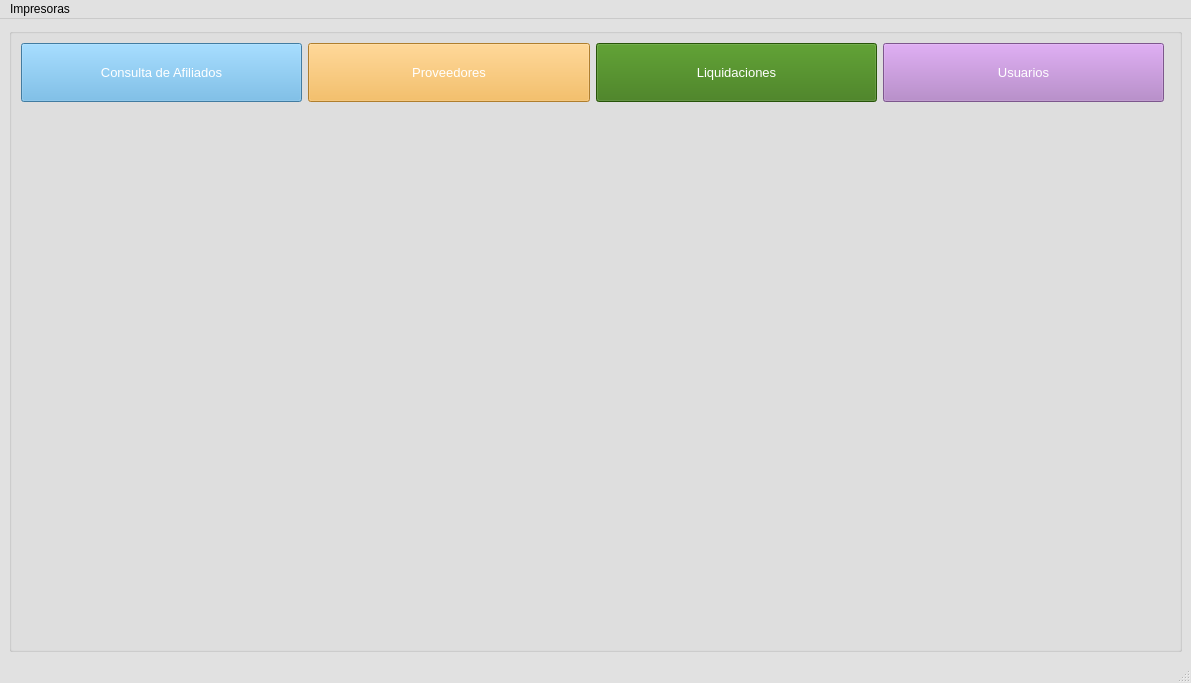
This is gui/menuPrincipal.ui in shae-ra/sindicato as Qt 5 draws it before an edit. The edited form follows.
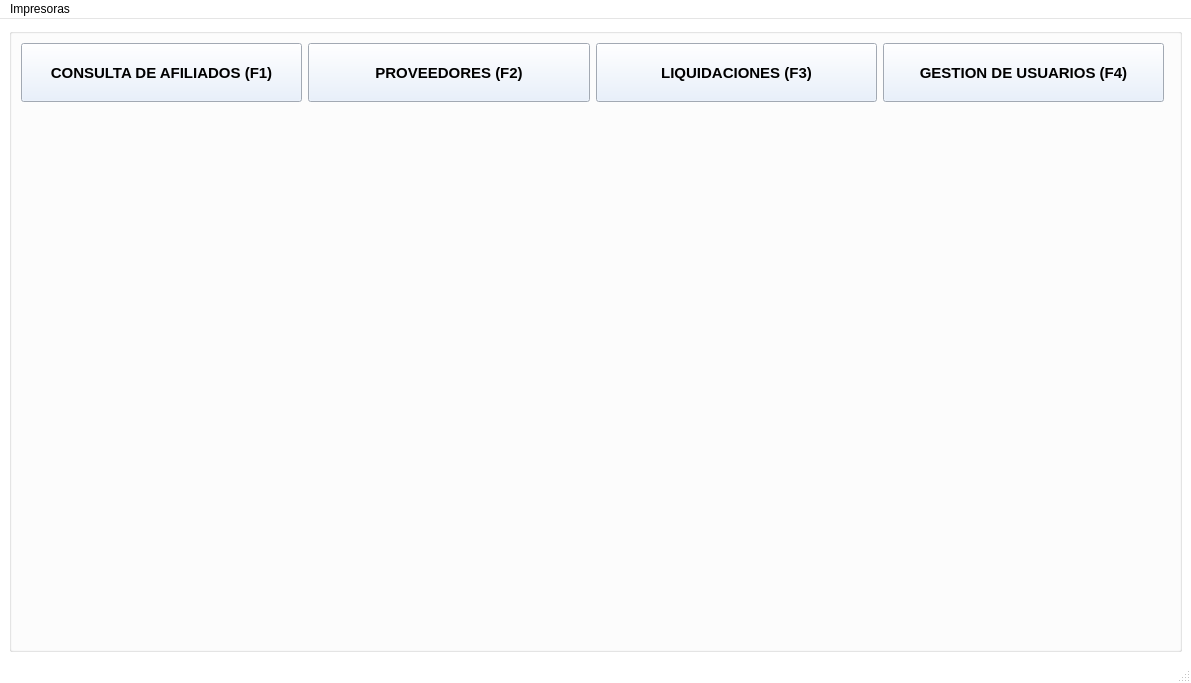
This is the edited form. Icons and pictures are not drawn.

Diff of the .ui file:
```diff
--- a/gui/menuPrincipal.ui
+++ b/gui/menuPrincipal.ui
@@ -25,9 +25,9 @@
      <colorrole role="Button">
       <brush brushstyle="SolidPattern">
        <color alpha="255">
-        <red>225</red>
-        <green>225</green>
-        <blue>225</blue>
+        <red>255</red>
+        <green>255</green>
+        <blue>255</blue>
        </color>
       </brush>
      </colorrole>
@@ -43,27 +43,27 @@
      <colorrole role="Midlight">
       <brush brushstyle="SolidPattern">
        <color alpha="255">
-        <red>240</red>
-        <green>240</green>
-        <blue>240</blue>
+        <red>255</red>
+        <green>255</green>
+        <blue>255</blue>
        </color>
       </brush>
      </colorrole>
      <colorrole role="Dark">
       <brush brushstyle="SolidPattern">
        <color alpha="255">
-        <red>112</red>
-        <green>112</green>
-        <blue>112</blue>
+        <red>127</red>
+        <green>127</green>
+        <blue>127</blue>
        </color>
       </brush>
      </colorrole>
      <colorrole role="Mid">
       <brush brushstyle="SolidPattern">
        <color alpha="255">
-        <red>150</red>
-        <green>150</green>
-        <blue>150</blue>
+        <red>170</red>
+        <green>170</green>
+        <blue>170</blue>
        </color>
       </brush>
      </colorrole>
@@ -106,9 +106,9 @@
      <colorrole role="Window">
       <brush brushstyle="SolidPattern">
        <color alpha="255">
-        <red>225</red>
-        <green>225</green>
-        <blue>225</blue>
+        <red>255</red>
+        <green>255</green>
+        <blue>255</blue>
        </color>
       </brush>
      </colorrole>
@@ -124,9 +124,9 @@
      <colorrole role="AlternateBase">
       <brush brushstyle="SolidPattern">
        <color alpha="255">
-        <red>240</red>
-        <green>240</green>
-        <blue>240</blue>
+        <red>255</red>
+        <green>255</green>
+        <blue>255</blue>
        </color>
       </brush>
      </colorrole>
@@ -162,9 +162,9 @@
      <colorrole role="Button">
       <brush brushstyle="SolidPattern">
        <color alpha="255">
-        <red>225</red>
-        <green>225</green>
-        <blue>225</blue>
+        <red>255</red>
+        <green>255</green>
+        <blue>255</blue>
        </color>
       </brush>
      </colorrole>
@@ -180,27 +180,27 @@
      <colorrole role="Midlight">
       <brush brushstyle="SolidPattern">
        <color alpha="255">
-        <red>240</red>
-        <green>240</green>
-        <blue>240</blue>
+        <red>255</red>
+        <green>255</green>
+        <blue>255</blue>
        </color>
       </brush>
      </colorrole>
      <colorrole role="Dark">
       <brush brushstyle="SolidPattern">
        <color alpha="255">
-        <red>112</red>
-        <green>112</green>
-        <blue>112</blue>
+        <red>127</red>
+        <green>127</green>
+        <blue>127</blue>
        </color>
       </brush>
      </colorrole>
      <colorrole role="Mid">
       <brush brushstyle="SolidPattern">
        <color alpha="255">
-        <red>150</red>
-        <green>150</green>
-        <blue>150</blue>
+        <red>170</red>
+        <green>170</green>
+        <blue>170</blue>
        </color>
       </brush>
      </colorrole>
@@ -243,9 +243,9 @@
      <colorrole role="Window">
       <brush brushstyle="SolidPattern">
        <color alpha="255">
-        <red>225</red>
-        <green>225</green>
-        <blue>225</blue>
+        <red>255</red>
+        <green>255</green>
+        <blue>255</blue>
        </color>
       </brush>
      </colorrole>
@@ -261,9 +261,9 @@
      <colorrole role="AlternateBase">
       <brush brushstyle="SolidPattern">
        <color alpha="255">
-        <red>240</red>
-        <green>240</green>
-        <blue>240</blue>
+        <red>255</red>
+        <green>255</green>
+        <blue>255</blue>
        </color>
       </brush>
      </colorrole>
@@ -290,18 +290,18 @@
      <colorrole role="WindowText">
       <brush brushstyle="SolidPattern">
        <color alpha="255">
-        <red>112</red>
-        <green>112</green>
-        <blue>112</blue>
+        <red>127</red>
+        <green>127</green>
+        <blue>127</blue>
        </color>
       </brush>
      </colorrole>
      <colorrole role="Button">
       <brush brushstyle="SolidPattern">
        <color alpha="255">
-        <red>225</red>
-        <green>225</green>
-        <blue>225</blue>
+        <red>255</red>
+        <green>255</green>
+        <blue>255</blue>
        </color>
       </brush>
      </colorrole>
@@ -317,36 +317,36 @@
      <colorrole role="Midlight">
       <brush brushstyle="SolidPattern">
        <color alpha="255">
-        <red>240</red>
-        <green>240</green>
-        <blue>240</blue>
+        <red>255</red>
+        <green>255</green>
+        <blue>255</blue>
        </color>
       </brush>
      </colorrole>
      <colorrole role="Dark">
       <brush brushstyle="SolidPattern">
        <color alpha="255">
-        <red>112</red>
-        <green>112</green>
-        <blue>112</blue>
+        <red>127</red>
+        <green>127</green>
+        <blue>127</blue>
        </color>
       </brush>
      </colorrole>
      <colorrole role="Mid">
       <brush brushstyle="SolidPattern">
        <color alpha="255">
-        <red>150</red>
-        <green>150</green>
-        <blue>150</blue>
+        <red>170</red>
+        <green>170</green>
+        <blue>170</blue>
        </color>
       </brush>
      </colorrole>
      <colorrole role="Text">
       <brush brushstyle="SolidPattern">
        <color alpha="255">
-        <red>112</red>
-        <green>112</green>
-        <blue>112</blue>
+        <red>127</red>
+        <green>127</green>
+        <blue>127</blue>
        </color>
       </brush>
      </colorrole>
@@ -362,27 +362,27 @@
      <colorrole role="ButtonText">
       <brush brushstyle="SolidPattern">
        <color alpha="255">
-        <red>112</red>
-        <green>112</green>
-        <blue>112</blue>
+        <red>127</red>
+        <green>127</green>
+        <blue>127</blue>
        </color>
       </brush>
      </colorrole>
      <colorrole role="Base">
       <brush brushstyle="SolidPattern">
        <color alpha="255">
-        <red>225</red>
-        <green>225</green>
-        <blue>225</blue>
+        <red>255</red>
+        <green>255</green>
+        <blue>255</blue>
        </color>
       </brush>
      </colorrole>
      <colorrole role="Window">
       <brush brushstyle="SolidPattern">
        <color alpha="255">
-        <red>225</red>
-        <green>225</green>
-        <blue>225</blue>
+        <red>255</red>
+        <green>255</green>
+        <blue>255</blue>
        </color>
       </brush>
      </colorrole>
@@ -398,9 +398,9 @@
      <colorrole role="AlternateBase">
       <brush brushstyle="SolidPattern">
        <color alpha="255">
-        <red>225</red>
-        <green>225</green>
-        <blue>225</blue>
+        <red>255</red>
+        <green>255</green>
+        <blue>255</blue>
        </color>
       </brush>
      </colorrole>
@@ -455,23 +455,20 @@
            </property>
            <property name="font">
             <font>
-             <pointsize>10</pointsize>
-             <weight>50</weight>
-             <bold>false</bold>
+             <family>Arial</family>
+             <pointsize>11</pointsize>
+             <weight>75</weight>
+             <bold>true</bold>
             </font>
            </property>
            <property name="styleSheet">
             <string notr="true">#pushButton_liquidaciones{
-background-color:#37760D;
-color: #FFFFFF;
-}
-#pushButton_liquidaciones:hover{
-background-color:#5DB224;
-color: #000000;
+background-color:#E3EDFB;
+
 }</string>
            </property>
            <property name="text">
-            <string>Liquidaciones</string>
+            <string>LIQUIDACIONES (F3)</string>
            </property>
            <property name="icon">
             <iconset>
@@ -479,8 +476,8 @@
            </property>
            <property name="iconSize">
             <size>
-             <width>30</width>
-             <height>30</height>
+             <width>40</width>
+             <height>40</height>
             </size>
            </property>
           </widget>
@@ -495,23 +492,21 @@
            </property>
            <property name="font">
             <font>
-             <pointsize>10</pointsize>
-             <weight>50</weight>
-             <bold>false</bold>
+             <family>Arial</family>
+             <pointsize>11</pointsize>
+             <weight>75</weight>
+             <bold>true</bold>
             </font>
            </property>
            <property name="styleSheet">
             <string notr="true">#pushButton_usuarios{
-background-color: #AF7AC5 ;
-color: #FFFFFF;
-}
+background-color:#E3EDFB;
 
-#pushButton_usuarios:hover{
-background-color:#D7BDE2;
-}</string>
+}
+</string>
            </property>
            <property name="text">
-            <string>Usuarios</string>
+            <string>GESTION DE USUARIOS (F4)</string>
            </property>
            <property name="icon">
             <iconset>
@@ -535,24 +530,23 @@
            </property>
            <property name="font">
             <font>
-             <pointsize>10</pointsize>
-             <weight>50</weight>
-             <bold>false</bold>
+             <family>Arial</family>
+             <pointsize>11</pointsize>
+             <weight>75</weight>
+             <bold>true</bold>
             </font>
            </property>
            <property name="styleSheet">
             <string notr="true">#pushButton_afiliados{
-background-color:#5DADE2  ;
-color: #FFFFFF ; 
+background-color:#E3EDFB;
+color: #000000;
+font-weigth: bolder;
 }
 
-#pushButton_afiliados:hover{
-background-color:#AED6F1   ;
-color: #1B4F72 ;
-}</string>
+</string>
            </property>
            <property name="text">
-            <string>Consulta de Afiliados</string>
+            <string>CONSULTA DE AFILIADOS (F1)</string>
            </property>
            <property name="icon">
             <iconset>
@@ -568,6 +562,421 @@
          </item>
          <item row="1" column="0" colspan="5">
           <widget class="QStackedWidget" name="stackedWidget">
+           <property name="palette">
+            <palette>
+             <active>
+              <colorrole role="WindowText">
+               <brush brushstyle="SolidPattern">
+                <color alpha="255">
+                 <red>0</red>
+                 <green>0</green>
+                 <blue>0</blue>
+                </color>
+               </brush>
+              </colorrole>
+              <colorrole role="Button">
+               <brush brushstyle="SolidPattern">
+                <color alpha="255">
+                 <red>255</red>
+                 <green>255</green>
+                 <blue>255</blue>
+                </color>
+               </brush>
+              </colorrole>
+              <colorrole role="Light">
+               <brush brushstyle="SolidPattern">
+                <color alpha="255">
+                 <red>255</red>
+                 <green>255</green>
+                 <blue>255</blue>
+                </color>
+               </brush>
+              </colorrole>
+              <colorrole role="Midlight">
+               <brush brushstyle="SolidPattern">
+                <color alpha="255">
+                 <red>255</red>
+                 <green>255</green>
+                 <blue>255</blue>
+                </color>
+               </brush>
+              </colorrole>
+              <colorrole role="Dark">
+               <brush brushstyle="SolidPattern">
+                <color alpha="255">
+                 <red>127</red>
+                 <green>127</green>
+                 <blue>127</blue>
+                </color>
+               </brush>
+              </colorrole>
+              <colorrole role="Mid">
+               <brush brushstyle="SolidPattern">
+                <color alpha="255">
+                 <red>170</red>
+                 <green>170</green>
+                 <blue>170</blue>
+                </color>
+               </brush>
+              </colorrole>
+              <colorrole role="Text">
+               <brush brushstyle="SolidPattern">
+                <color alpha="255">
+                 <red>0</red>
+                 <green>0</green>
+                 <blue>0</blue>
+                </color>
+               </brush>
+              </colorrole>
+              <colorrole role="BrightText">
+               <brush brushstyle="SolidPattern">
+                <color alpha="255">
+                 <red>255</red>
+                 <green>255</green>
+                 <blue>255</blue>
+                </color>
+               </brush>
+              </colorrole>
+              <colorrole role="ButtonText">
+               <brush brushstyle="SolidPattern">
+                <color alpha="255">
+                 <red>0</red>
+                 <green>0</green>
+                 <blue>0</blue>
+                </color>
+               </brush>
+              </colorrole>
+              <colorrole role="Base">
+               <brush brushstyle="SolidPattern">
+                <color alpha="255">
+                 <red>255</red>
+                 <green>255</green>
+                 <blue>255</blue>
+                </color>
+               </brush>
+              </colorrole>
+              <colorrole role="Window">
+               <brush brushstyle="SolidPattern">
+                <color alpha="255">
+                 <red>255</red>
+                 <green>255</green>
+                 <blue>255</blue>
+                </color>
+               </brush>
+              </colorrole>
+              <colorrole role="Shadow">
+               <brush brushstyle="SolidPattern">
+                <color alpha="255">
+                 <red>0</red>
+                 <green>0</green>
+                 <blue>0</blue>
+                </color>
+               </brush>
+              </colorrole>
+              <colorrole role="AlternateBase">
+               <brush brushstyle="SolidPattern">
+                <color alpha="255">
+                 <red>255</red>
+                 <green>255</green>
+                 <blue>255</blue>
+                </color>
+               </brush>
+              </colorrole>
+              <colorrole role="ToolTipBase">
+               <brush brushstyle="SolidPattern">
+                <color alpha="255">
+                 <red>255</red>
+                 <green>255</green>
+                 <blue>220</blue>
+                </color>
+               </brush>
+              </colorrole>
+              <colorrole role="ToolTipText">
+               <brush brushstyle="SolidPattern">
+                <color alpha="255">
+                 <red>0</red>
+                 <green>0</green>
+                 <blue>0</blue>
+                </color>
+               </brush>
+              </colorrole>
+             </active>
+             <inactive>
+              <colorrole role="WindowText">
+               <brush brushstyle="SolidPattern">
+                <color alpha="255">
+                 <red>0</red>
+                 <green>0</green>
+                 <blue>0</blue>
+                </color>
+               </brush>
+              </colorrole>
+              <colorrole role="Button">
+               <brush brushstyle="SolidPattern">
+                <color alpha="255">
+                 <red>255</red>
+                 <green>255</green>
+                 <blue>255</blue>
+                </color>
+               </brush>
+              </colorrole>
+              <colorrole role="Light">
+               <brush brushstyle="SolidPattern">
+                <color alpha="255">
+                 <red>255</red>
+                 <green>255</green>
+                 <blue>255</blue>
+                </color>
+               </brush>
+              </colorrole>
+              <colorrole role="Midlight">
+               <brush brushstyle="SolidPattern">
+                <color alpha="255">
+                 <red>255</red>
+                 <green>255</green>
+                 <blue>255</blue>
+                </color>
+               </brush>
+              </colorrole>
+              <colorrole role="Dark">
+               <brush brushstyle="SolidPattern">
+                <color alpha="255">
+                 <red>127</red>
+                 <green>127</green>
+                 <blue>127</blue>
+                </color>
+               </brush>
+              </colorrole>
+              <colorrole role="Mid">
+               <brush brushstyle="SolidPattern">
+                <color alpha="255">
+                 <red>170</red>
+                 <green>170</green>
+                 <blue>170</blue>
+                </color>
+               </brush>
+              </colorrole>
+              <colorrole role="Text">
+               <brush brushstyle="SolidPattern">
+                <color alpha="255">
+                 <red>0</red>
+                 <green>0</green>
+                 <blue>0</blue>
+                </color>
+               </brush>
+              </colorrole>
+              <colorrole role="BrightText">
+               <brush brushstyle="SolidPattern">
+                <color alpha="255">
+                 <red>255</red>
+                 <green>255</green>
+                 <blue>255</blue>
+                </color>
+               </brush>
+              </colorrole>
+              <colorrole role="ButtonText">
+               <brush brushstyle="SolidPattern">
+                <color alpha="255">
+                 <red>0</red>
+                 <green>0</green>
+                 <blue>0</blue>
+                </color>
+               </brush>
+              </colorrole>
+              <colorrole role="Base">
+               <brush brushstyle="SolidPattern">
+                <color alpha="255">
+                 <red>255</red>
+                 <green>255</green>
+                 <blue>255</blue>
+                </color>
+               </brush>
+              </colorrole>
+              <colorrole role="Window">
+               <brush brushstyle="SolidPattern">
+                <color alpha="255">
+                 <red>255</red>
+                 <green>255</green>
+                 <blue>255</blue>
+                </color>
+               </brush>
+              </colorrole>
+              <colorrole role="Shadow">
+               <brush brushstyle="SolidPattern">
+                <color alpha="255">
+                 <red>0</red>
+                 <green>0</green>
+                 <blue>0</blue>
+                </color>
+               </brush>
+              </colorrole>
+              <colorrole role="AlternateBase">
+               <brush brushstyle="SolidPattern">
+                <color alpha="255">
+                 <red>255</red>
+                 <green>255</green>
+                 <blue>255</blue>
+                </color>
+               </brush>
+              </colorrole>
+              <colorrole role="ToolTipBase">
+               <brush brushstyle="SolidPattern">
+                <color alpha="255">
+                 <red>255</red>
+                 <green>255</green>
+                 <blue>220</blue>
+                </color>
+               </brush>
+              </colorrole>
+              <colorrole role="ToolTipText">
+               <brush brushstyle="SolidPattern">
+                <color alpha="255">
+                 <red>0</red>
+                 <green>0</green>
+                 <blue>0</blue>
+                </color>
+               </brush>
+              </colorrole>
+             </inactive>
+             <disabled>
+              <colorrole role="WindowText">
+               <brush brushstyle="SolidPattern">
+                <color alpha="255">
+                 <red>127</red>
+                 <green>127</green>
+                 <blue>127</blue>
+                </color>
+               </brush>
+              </colorrole>
+              <colorrole role="Button">
+               <brush brushstyle="SolidPattern">
+                <color alpha="255">
+                 <red>255</red>
+                 <green>255</green>
+                 <blue>255</blue>
+                </color>
+               </brush>
+              </colorrole>
+              <colorrole role="Light">
+               <brush brushstyle="SolidPattern">
+                <color alpha="255">
+                 <red>255</red>
+                 <green>255</green>
+                 <blue>255</blue>
+                </color>
+               </brush>
+              </colorrole>
+              <colorrole role="Midlight">
+               <brush brushstyle="SolidPattern">
+                <color alpha="255">
+                 <red>255</red>
+                 <green>255</green>
+                 <blue>255</blue>
+                </color>
+               </brush>
+              </colorrole>
+              <colorrole role="Dark">
+               <brush brushstyle="SolidPattern">
+                <color alpha="255">
+                 <red>127</red>
+                 <green>127</green>
+                 <blue>127</blue>
+                </color>
+               </brush>
+              </colorrole>
+              <colorrole role="Mid">
+               <brush brushstyle="SolidPattern">
+                <color alpha="255">
+                 <red>170</red>
+                 <green>170</green>
+                 <blue>170</blue>
+                </color>
+               </brush>
+              </colorrole>
+              <colorrole role="Text">
+               <brush brushstyle="SolidPattern">
+                <color alpha="255">
+                 <red>127</red>
+                 <green>127</green>
+                 <blue>127</blue>
+                </color>
+               </brush>
+              </colorrole>
+              <colorrole role="BrightText">
+               <brush brushstyle="SolidPattern">
+                <color alpha="255">
+                 <red>255</red>
+                 <green>255</green>
+                 <blue>255</blue>
+                </color>
+               </brush>
+              </colorrole>
+              <colorrole role="ButtonText">
+               <brush brushstyle="SolidPattern">
+                <color alpha="255">
+                 <red>127</red>
+                 <green>127</green>
+                 <blue>127</blue>
+                </color>
+               </brush>
+              </colorrole>
+              <colorrole role="Base">
+               <brush brushstyle="SolidPattern">
+                <color alpha="255">
+                 <red>255</red>
+                 <green>255</green>
+                 <blue>255</blue>
+                </color>
+               </brush>
+              </colorrole>
+              <colorrole role="Window">
+               <brush brushstyle="SolidPattern">
+                <color alpha="255">
+                 <red>255</red>
+                 <green>255</green>
+                 <blue>255</blue>
+                </color>
+               </brush>
+              </colorrole>
+              <colorrole role="Shadow">
+               <brush brushstyle="SolidPattern">
+                <color alpha="255">
+                 <red>0</red>
+                 <green>0</green>
+                 <blue>0</blue>
+                </color>
+               </brush>
+              </colorrole>
+              <colorrole role="AlternateBase">
+               <brush brushstyle="SolidPattern">
+                <color alpha="255">
+                 <red>255</red>
+                 <green>255</green>
+                 <blue>255</blue>
+                </color>
+               </brush>
+              </colorrole>
+              <colorrole role="ToolTipBase">
+               <brush brushstyle="SolidPattern">
+                <color alpha="255">
+                 <red>255</red>
+                 <green>255</green>
+                 <blue>220</blue>
+                </color>
+               </brush>
+              </colorrole>
+              <colorrole role="ToolTipText">
+               <brush brushstyle="SolidPattern">
+                <color alpha="255">
+                 <red>0</red>
+                 <green>0</green>
+                 <blue>0</blue>
+                </color>
+               </brush>
+              </colorrole>
+             </disabled>
+            </palette>
+           </property>
            <property name="font">
             <font>
              <pointsize>10</pointsize>
@@ -589,23 +998,19 @@
            </property>
            <property name="font">
             <font>
-             <pointsize>10</pointsize>
-             <weight>50</weight>
-             <bold>false</bold>
+             <family>Arial</family>
+             <pointsize>11</pointsize>
+             <weight>75</weight>
+             <bold>true</bold>
             </font>
            </property>
            <property name="styleSheet">
             <string notr="true">#pushButton_proveedores{
-background-color:#F5B041 ;
-color: #FFFFFF ;
-}
-#pushButton_proveedores:hover{
-background-color:#FAD7A0;
-color: #784212 ;
+background-color:#E3EDFB;
 }</string>
            </property>
            <property name="text">
-            <string>Proveedores</string>
+            <string>PROVEEDORES (F2)</string>
            </property>
            <property name="icon">
             <iconset>
```
Left out of the diff: 6 changed lines with no effect on the pictures.
